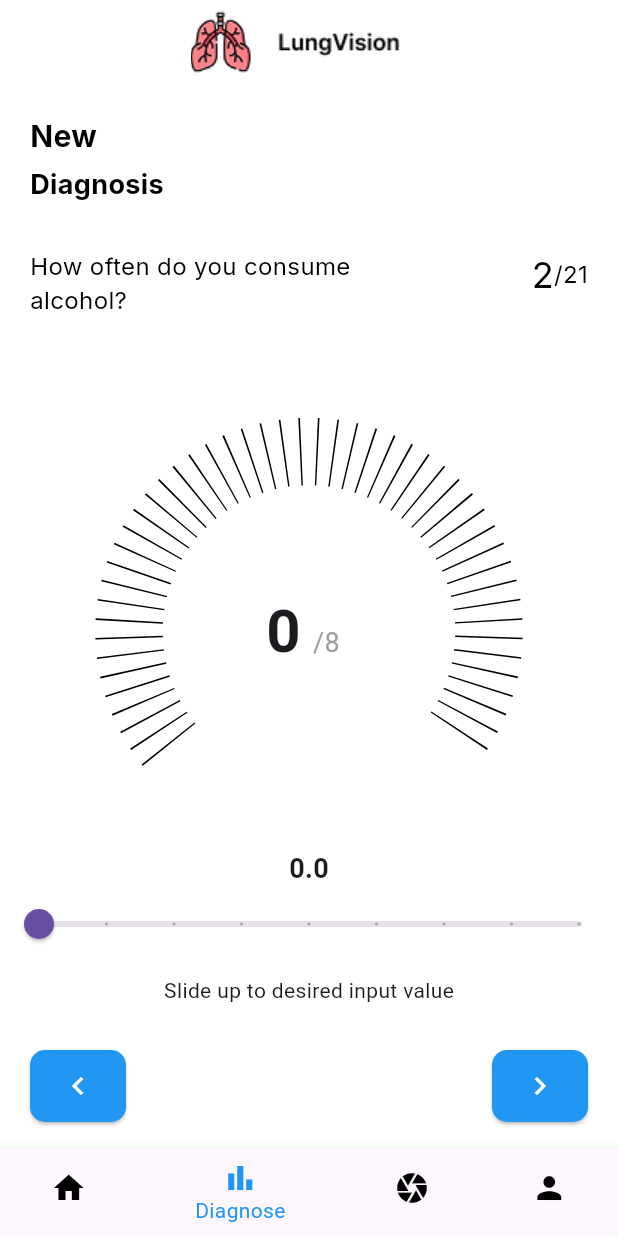
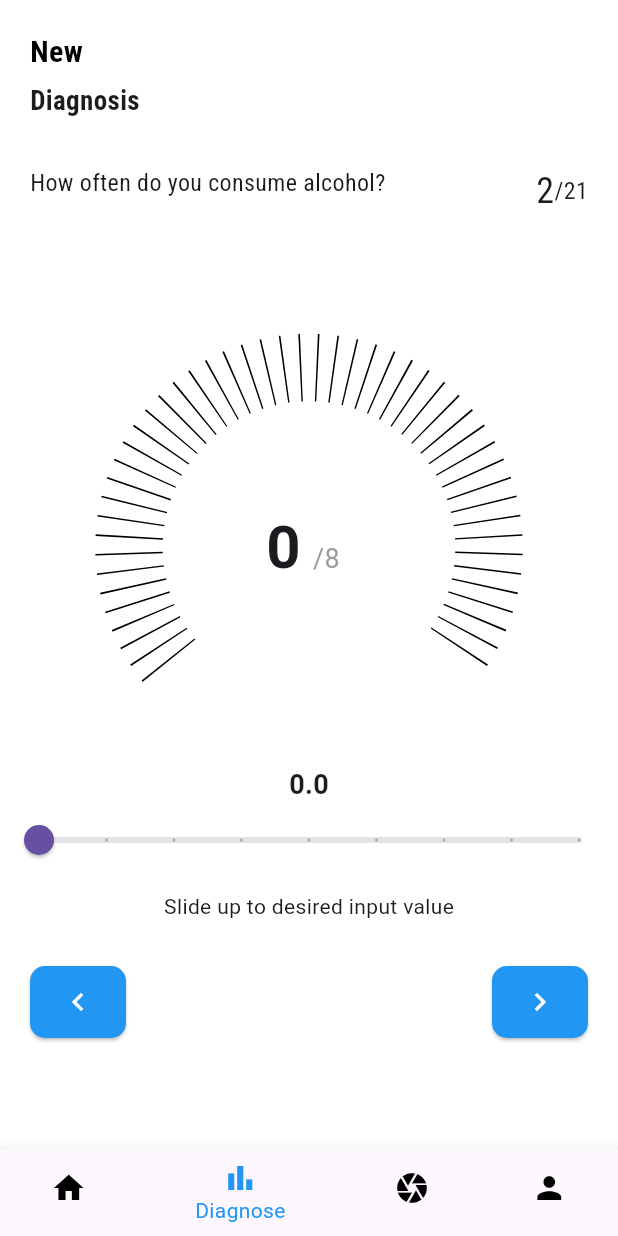
Before and after one commit to wilfredKisitu/Lung_vision_frontend, a Flutter app: the BottomNavBar screen opened by its route, item 2 of the bottom bar chosen, after a tap on the "chevron right" icon, on a phone screen of 412 x 824 dp. Run offline on Flutter 3.47's test engine with Material 3 defaults, Android fonts, the light colour scheme and no system bars; our stand-ins replace device_preview, flutter_easyloading, flutter_riverpod, go_router, google_fonts, shared_preferences; accounts and stored records are empty; network calls fail.

Commit message:
Changes to dashboard of application

```diff
--- a/lib/Themes/colors.dart
+++ b/lib/Themes/colors.dart
@@ -5,7 +5,9 @@ class AppColor {
   static final Color blackWithOpacity70 = Color(0xB3000000);
   static final Color primaryWhite = Color(0xFFFFFFFF);
   static final Color blueWithOpacity30 = Color(0x4D2196F3);
-  static final Color primaryOrange = Color(0xFFE16447);
+  static const  Color primaryOrange = Color(0xFFE16447);
   static final Color primaryBackground = Color(0xFFF8F8F8);
   static final Color blackWithOpacity50 = Color(0x80000000);
+  static final Color primaryGray = Color(0xFFF8F8F8);
+  static final Color primaryGreen = Color(0xFF51BB92);
 }
--- a/lib/Themes/text_styles.dart
+++ b/lib/Themes/text_styles.dart
@@ -3,96 +3,128 @@ import 'package:google_fonts/google_fonts.dart';
 import 'package:lungv_app/Themes/colors.dart';
 
 class AppTextStyles {
-  static final TextStyle heading1 = GoogleFonts.inter(
+  static final TextStyle heading1 = GoogleFonts.robotoCondensed(
+    fontSize: 27,
+    fontWeight: FontWeight.bold,
+  );
+  static final TextStyle heading2 = GoogleFonts.robotoCondensed(
+    fontSize: 15,
+  );
+  static final TextStyle normal14 = GoogleFonts.robotoCondensed(
+    fontSize: 17,
+    color: AppColor.primaryBlack
+  );
+  static final TextStyle normal16 = GoogleFonts.robotoCondensed(
+    fontSize: 15,
+    color: AppColor.primaryBlack
+  );
+  static final TextStyle normal15 = GoogleFonts.robotoCondensed(
+    fontSize: 17,
+    color: AppColor.primaryWhite
+  );
+  static final TextStyle heading3 = GoogleFonts.robotoCondensed(
+    fontSize: 75,
+    fontWeight: FontWeight.bold,
+    color: AppColor.primaryOrange
+  );
+  static final TextStyle headingType2 = GoogleFonts.robotoCondensed(
+    fontSize: 40,
+    fontWeight: FontWeight.bold,
+    color: AppColor.primaryOrange
+  );
+  static final TextStyle heading8 = GoogleFonts.robotoCondensed(
+    fontSize: 35,
+    fontWeight: FontWeight.bold,
+  );
+  static final TextStyle normal1 = GoogleFonts.robotoCondensed(
+    fontSize: 15,
+    fontWeight: FontWeight.normal,
+    color: AppColor.blackWithOpacity70,
+  );
+  static final TextStyle normal2 = GoogleFonts.robotoCondensed(
+    fontSize: 14,
+    fontWeight: FontWeight.normal,
+  );
+  static final TextStyle normalType2 = GoogleFonts.robotoCondensed(
+    fontSize: 20,
+    fontWeight: FontWeight.normal,
+    color: AppColor.primaryBlack
+  );
+  static final TextStyle headingType1 = GoogleFonts.robotoCondensed(
+    fontSize: 24,
+    fontWeight: FontWeight.bold,
+    color: AppColor.primaryBlack
+  );
+
+  static final TextStyle normal3 = GoogleFonts.robotoCondensed(
+    fontSize: 15,
+    fontWeight: FontWeight.bold,
+    color: AppColor.blackWithOpacity70,
+  );
+  static final TextStyle normal4 = GoogleFonts.robotoCondensed(
+    fontSize: 18,
+    fontWeight: FontWeight.w600,
+  );
+  static final TextStyle normal5 = GoogleFonts.robotoCondensed(
+    fontSize: 16,
+    fontWeight: FontWeight.w600,
+  );
+  static final TextStyle heading4 = GoogleFonts.robotoCondensed(
+    fontSize: 24,
+    fontWeight: FontWeight.bold,
+
+  );
+  static final TextStyle heading5 = GoogleFonts.robotoCondensed(
+    fontSize: 24,
+    fontWeight: FontWeight.normal,
+  );
+  static final TextStyle heading6 = GoogleFonts.robotoCondensed(
     fontSize: 20,
     fontWeight: FontWeight.bold,
     color: AppColor.primaryBlack,
   );
-  static final TextStyle heading2 = GoogleFonts.inter(
+  static final TextStyle heading7 = GoogleFonts.robotoCondensed(
+    fontSize: 18,
+    fontWeight: FontWeight.bold,
+  );
+  static final TextStyle normal6 = GoogleFonts.robotoCondensed(
+    fontSize: 16,
+    fontWeight: FontWeight.normal,
+  );
+  static final TextStyle normal7 = GoogleFonts.robotoCondensed(
+    fontSize: 18,
+    fontWeight: FontWeight.w600,
+  );
+  static final TextStyle normal9 = GoogleFonts.robotoCondensed(
     fontSize: 13,
-    color: AppColor.primaryBlack,
-  );
-  static final TextStyle heading3 = GoogleFonts.inter(
-    fontSize: 50,
-    fontWeight: FontWeight.bold,
-    color: AppColor.primaryBlack,
-  );
-  static final TextStyle heading8 = GoogleFonts.inter(
-    fontSize: 35,
-    fontWeight: FontWeight.bold,
-    color: AppColor.primaryBlack,
-  );
-  static final TextStyle normal1 = GoogleFonts.inter(
-    fontSize: 15,
-    fontWeight: FontWeight.normal,
-    color: AppColor.blackWithOpacity70,
-  );
-  static final TextStyle normal2 = GoogleFonts.inter(
-    fontSize: 14,
-    fontWeight: FontWeight.normal,
+    fontWeight: FontWeight.w500,
     color: AppColor.primaryBlack,
   );
 
-  static final TextStyle normal3 = GoogleFonts.inter(
-    fontSize: 15,
-    fontWeight: FontWeight.bold,
-    color: AppColor.blackWithOpacity70,
-  );
-  static final TextStyle normal4 = GoogleFonts.inter(
-    fontSize: 18,
-    fontWeight: FontWeight.w600,
-    color: AppColor.primaryBlack,
-  );
-  static final TextStyle normal5 = GoogleFonts.inter(
-    fontSize: 16,
-    fontWeight: FontWeight.w600,
-    color: AppColor.primaryBlack,
-  );
-  static final TextStyle heading4 = GoogleFonts.inter(
-    fontSize: 24,
-    fontWeight: FontWeight.bold,
-    color: AppColor.primaryBlack,
-  );
-  static final TextStyle heading5 = GoogleFonts.inter(
-    fontSize: 24,
-    fontWeight: FontWeight.normal,
-    color: AppColor.primaryBlack,
-  );
-  static final TextStyle heading6 = GoogleFonts.inter(
-    fontSize: 20,
-    fontWeight: FontWeight.bold,
-    color: AppColor.primaryBlack,
-  );
-  static final TextStyle heading7 = GoogleFonts.inter(
-    fontSize: 18,
-    fontWeight: FontWeight.bold,
-    color: AppColor.primaryBlack,
-  );
-  static final TextStyle normal6 = GoogleFonts.inter(
-    fontSize: 16,
-    fontWeight: FontWeight.normal,
-    color: AppColor.primaryBlack,
-  );
-  static final TextStyle normal7 = GoogleFonts.inter(
-    fontSize: 18,
-    fontWeight: FontWeight.w600,
-    color: AppColor.primaryBlack,
-  );
-  static final TextStyle normal9 = GoogleFonts.inter(
-    fontSize: 12,
-    fontWeight: FontWeight.normal,
-    color: AppColor.primaryBlack,
-  );
-
-  static final TextStyle normal8 = GoogleFonts.inter(
+  static final TextStyle normal8 = GoogleFonts.robotoCondensed(
     fontSize: 13,
     fontWeight: FontWeight.normal,
     color: AppColor.primaryBlack,
   );
 
-  static final TextStyle btn1 = GoogleFonts.inter(
+  static final TextStyle btn1 = GoogleFonts.robotoCondensed(
     fontSize: 14,
     fontWeight: FontWeight.normal,
     color: AppColor.primaryWhite,
   );
+  static final TextStyle cardStyle = GoogleFonts.smoochSans(
+    fontSize: 32,
+    fontWeight: FontWeight.bold,
+    color: AppColor.primaryWhite,
+  );
+  static final TextStyle cardStyle2 = GoogleFonts.smoochSans(
+    fontSize: 18,
+    fontWeight: FontWeight.bold,
+    color: AppColor.primaryWhite,
+  );
+  static final TextStyle cardStyle3 = GoogleFonts.smoochSans(
+    fontSize: 40,
+    fontWeight: FontWeight.bold,
+    color: AppColor.primaryWhite,
+  );
 }
--- a/lib/common/count_with_unit.dart
+++ b/lib/common/count_with_unit.dart
@@ -16,7 +16,7 @@ class CountWithUnit extends StatelessWidget {
         Text('$count', style: AppTextStyles.heading3),
         Padding(
           padding: const EdgeInsets.all(5.0),
-          child: Text(unit, style: AppTextStyles.normal1),
+          child: Text(unit, style: AppTextStyles.normal14),
         ),
       ],
     );
--- a/lib/common/custom_textfield.dart
+++ b/lib/common/custom_textfield.dart
@@ -1,4 +1,5 @@
 import 'package:flutter/material.dart';
+import 'package:lungv_app/Themes/text_styles.dart';
 
 class CustomTextField extends StatelessWidget {
   final TextEditingController controller;
@@ -25,6 +26,7 @@ class CustomTextField extends StatelessWidget {
         obscureText: obscureText,
         keyboardType: keyboardType,
         decoration: InputDecoration(
+          hintStyle: AppTextStyles.normal14,
           hintText: hintText,
           border: OutlineInputBorder(borderRadius: BorderRadius.circular(10)),
           prefixIcon: prefixIcon != null ? Icon(prefixIcon) : null,
--- a/lib/common/infor_card.dart
+++ b/lib/common/infor_card.dart
@@ -1,8 +1,10 @@
 import 'package:flutter/material.dart';
 import 'package:lungv_app/Themes/colors.dart';
+import 'package:lungv_app/Themes/text_styles.dart';
 
 class InfoCard extends StatelessWidget {
   final String imagePath; // Prefix image
+  final String backgroundImagePath; // Background image
   final String title;
   final String unit;
   final int count;
@@ -10,6 +12,7 @@ class InfoCard extends StatelessWidget {
   const InfoCard({
     super.key,
     required this.imagePath,
+    required this.backgroundImagePath, // Background image required
     required this.title,
     required this.count,
     required this.unit,
@@ -17,58 +20,73 @@ class InfoCard extends StatelessWidget {
 
   @override
   Widget build(BuildContext context) {
-    double maxWidth =
-        MediaQuery.of(context).size.width * 0.42; // Reduced width to 35%
-
     return Container(
-      width: maxWidth.clamp(120, 180), // Ensure a reasonable min & max width
+      width: 270, // Ensure a reasonable min & max width
+      height: 170,
       padding: const EdgeInsets.all(12), // Padding inside the card
       decoration: BoxDecoration(
         border: Border.all(
           color: AppColor.blackWithOpacity70,
           width: 0.5,
         ), // Border
-        borderRadius: BorderRadius.circular(20), // Rounded corners
+        borderRadius: BorderRadius.circular(15), // Rounded corners
+        image: DecorationImage(
+          image: AssetImage(backgroundImagePath), // Background image
+          fit: BoxFit.cover, // Adjusts image to cover the card
+        ),
       ),
       child: Column(
         crossAxisAlignment: CrossAxisAlignment.start,
         children: [
-          // Row for Image & Title
           Row(
             children: [
-              Image.asset(imagePath, width: 28, height: 28), // Prefix Image
-              const SizedBox(width: 8), // Spacing between image and title
+
+              const SizedBox(width: 8),
               Expanded(
                 child: Text(
                   title,
-                  style: const TextStyle(
-                    fontSize: 14,
-                    fontWeight: FontWeight.bold,
+                  style: AppTextStyles.cardStyle,
+                  overflow: TextOverflow.ellipsis, // Prevent text overflow
+                ),
+              ),
+              Spacer(),
+              Container(
+                decoration: BoxDecoration(
+                  shape: BoxShape.circle,
+                  color: Colors.white, // White background
+                ),
+                padding: const EdgeInsets.all(4), // Optional padding for spacing
+                child: ClipOval(
+                  child: Image.asset(
+                    imagePath,
+                    width: 28,
+                    height: 28,
+                    fit: BoxFit.cover, // Ensures the image fills the circular shape
                   ),
-                  overflow: TextOverflow.ellipsis, // Prevent text overflow
                 ),
               ),
             ],
           ),
 
-          const SizedBox(height: 10), // Spacing before count
+          const SizedBox(height: 10),
           // Row for Count & Unit
-          Row(
-            crossAxisAlignment: CrossAxisAlignment.end, // Align unit to bottom
+          Column(
+            crossAxisAlignment: CrossAxisAlignment.start,
+            mainAxisAlignment: MainAxisAlignment.start, // Align unit to bottom
             children: [
-              Text(
-                '$count', // Large count
-                style: const TextStyle(
-                  fontSize: 26,
-                  fontWeight: FontWeight.bold,
+              Padding(
+                padding: const EdgeInsets.symmetric(horizontal: 10.0),
+                child: Text(
+                  '$count',
+                  style: AppTextStyles.cardStyle3,
                 ),
               ),
-              const SizedBox(width: 4), // Spacing between count and unit
-              Text(
-                unit, // Smaller unit
-                style: const TextStyle(
-                  fontSize: 12,
-                  fontWeight: FontWeight.normal,
+              const SizedBox(width: 4),
+              Padding(
+                padding: const EdgeInsets.symmetric(horizontal: 10.0),
+                child: Text(
+                  unit,
+                  style: AppTextStyles.cardStyle2,
                 ),
               ),
             ],
--- a/lib/modules/Home/home_screen.dart
+++ b/lib/modules/Home/home_screen.dart
@@ -5,7 +5,7 @@ import 'package:intl/intl.dart';
 import 'package:lungv_app/Themes/text_styles.dart';
 import 'package:lungv_app/common/count_with_unit.dart';
 import 'package:lungv_app/common/infor_card.dart';
-import 'package:lungv_app/common/notification_card.dart';
+import 'package:lungv_app/common/profile_card_w.dart';
 import 'package:lungv_app/common/symptom_graph.dart';
 import 'package:lungv_app/providers/Diagnosis/diagnosis_provider.dart';
 
@@ -29,6 +29,7 @@ class HomeScreen extends ConsumerWidget {
             children: [
               Row(
                 children: [
+                  SizedBox(height: 20,),
                   Padding(
                     padding: const EdgeInsets.all(20.0),
                     child: diagnosisState.when(
@@ -47,6 +48,7 @@ class HomeScreen extends ConsumerWidget {
                           child: Column(
                             crossAxisAlignment: CrossAxisAlignment.start,
                             children: [
+                              SizedBox(height: 20,),
                               if (latestDiagnosis != null) ...[
                                 CountWithUnit(
                                   count: diagnosis.length,
@@ -57,6 +59,7 @@ class HomeScreen extends ConsumerWidget {
                                   padding: const EdgeInsets.fromLTRB(0, 5, 0, 0),
                                   child: Text(
                                     _formatDate(latestDiagnosis.createdAt.toString()),
+                                    style: AppTextStyles.normal14,
                                   ),
                                 ),
                               ] else ...[
@@ -78,18 +81,21 @@ class HomeScreen extends ConsumerWidget {
                   // image
                   Padding(
                     padding: const EdgeInsets.symmetric(
-                      horizontal: 20,
+                      horizontal: 10,
                       vertical: 20,
                     ),
-                    child: Image.asset('assets/images/diagnose.png'),
+                    child: Image.asset('assets/images/diagnose.png', height: 120,),
                   ),
                 ],
               ),
               // Diagnosis summary
+              SizedBox(height: 20,),
               Padding(
                 padding: const EdgeInsets.symmetric(horizontal: 20, vertical: 5),
-                child: Text('Diagnosis Summary', style: AppTextStyles.normal2),
+                child: Text('Diagnosis Summary', style: AppTextStyles.headingType1),
               ),
+              SizedBox(height: 15,),
+              // statistic cards
               SingleChildScrollView(
                 scrollDirection: Axis.horizontal,
                 child: Padding(
@@ -104,28 +110,31 @@ class HomeScreen extends ConsumerWidget {
                             Padding(
                               padding: const EdgeInsets.all(8.0),
                               child: InfoCard(
-                                imagePath: 'assets/images/low.png',
-                                title: 'Low Risk',
+                                imagePath: 'assets/images/low_icon.png',
+                                title: 'LOW',
                                 count: predictionCounts.low,
-                                unit: 'cases',
+                                unit: 'Recorded Low Cases',
+                                backgroundImagePath: 'assets/images/Low_gradient.png',
                               ),
                             ),
                             Padding(
                               padding: const EdgeInsets.all(8.0),
                               child: InfoCard(
-                                imagePath: 'assets/images/meduim.png',
-                                title: 'Meduim',
+                                imagePath: 'assets/images/meduim_icon.png',
+                                title: 'MEDIUM',
                                 count: predictionCounts.medium,
-                                unit: 'cases',
+                                unit: 'Recorded Meduim Cases',
+                                backgroundImagePath: 'assets/images/Low_gradient.png',
                               ),
                             ),
                             Padding(
                                 padding: const EdgeInsets.all(8.0),
                                 child: InfoCard(
-                                  imagePath: 'assets/images/high.png',
-                                  title: 'High',
+                                  imagePath: 'assets/images/high_icon.png',
+                                  title: 'HIGH',
                                   count: predictionCounts.high,
-                                  unit: 'cases',
+                                  unit: 'Recorded High Cases',
+                                  backgroundImagePath: 'assets/images/high_gradient.png',
                                 ),
                               ),
                           ],
@@ -136,14 +145,15 @@ class HomeScreen extends ConsumerWidget {
                 ),
               ),
               // Latest Diagnosis
+              SizedBox(height: 20,),
               Padding(
                 padding: const EdgeInsets.symmetric(horizontal: 20, vertical: 5),
-                child: Text('Latest Diagnosis', style: AppTextStyles.normal2),
+                child: Text('Latest Diagnosis', style: AppTextStyles.headingType1),
               ),
               Row(
                 children: [
                   Padding(
-                    padding: const EdgeInsets.all(20.0),
+                    padding: const EdgeInsets.symmetric(horizontal: 20, vertical: 10),
                     child: SizedBox(
                       child: Column(
                         crossAxisAlignment: CrossAxisAlignment.start,
@@ -157,19 +167,20 @@ class HomeScreen extends ConsumerWidget {
                   // image
                   Padding(
                     padding: const EdgeInsets.symmetric(
-                      horizontal: 20,
+                      horizontal: 5,
                       vertical: 20,
                     ),
-                    child: Image.asset('assets/images/recent.png'),
+                    child: Image.asset('assets/images/recent.png', height: 100,),
                   ),
                 ],
               ),
               // Top 5 symptoms
               Padding(
-                padding: const EdgeInsets.symmetric(horizontal: 20, vertical: 15),
-                child: Text('Top 5 symptoms', style: AppTextStyles.normal2),
+                padding: const EdgeInsets.symmetric(horizontal: 20, vertical: 5),
+                child: Text('Top 5 symptoms', style: AppTextStyles.normalType2),
               ),
               // Graph plots
+              SizedBox(height: 30,),
               Center(
                 child: diagnosisState.when(data: (diagnosis) {
                   if(diagnosis.isEmpty){
@@ -191,11 +202,11 @@ class HomeScreen extends ConsumerWidget {
                 error: (err, __) => Center(child: Text('Error loading symptoms...')),
                 loading: () => Center(child: CircularProgressIndicator())),
               ),
-
+              SizedBox(height: 20,),
               // History
               Padding(
                 padding: const EdgeInsets.symmetric(horizontal: 20, vertical: 25),
-                child: Text('History', style: AppTextStyles.normal2),
+                child: Text('History', style: AppTextStyles.headingType1),
               ),
               // History cards
               LayoutBuilder(
@@ -213,13 +224,15 @@ class HomeScreen extends ConsumerWidget {
                       physics: BouncingScrollPhysics(),
                       itemBuilder: (context, index) {
                         final notification = notifications[index];
-                        return NotificationCard(
+                        return ProfileCardW(
                           prefixIcon: getRiskIcon(notification['prediction']),
                           title: notification['date'],
-                          risk: getRiskText(notification['prediction']),
-                          unit: 'Risk',
-                          onTap: () {context.push('/details/${notification['id']}');},
-                        );
+                          subtitle: getRiskText(notification['prediction']),
+                          onTap: () {
+                            context.push('/details/${notification['id']}');
+                          },
+                          trailingIcon: Icons.chevron_right
+                          );
                       },
                     ),
                   );
@@ -251,10 +264,10 @@ Widget _risk(String risk, String unit){
       mainAxisAlignment: MainAxisAlignment.start,
       crossAxisAlignment: CrossAxisAlignment.end,
       children: [
-        Text(risk.toUpperCase(), style: AppTextStyles.heading8),
+        Text(risk.toUpperCase(), style: AppTextStyles.headingType2),
         Padding(
           padding: const EdgeInsets.all(5.0),
-          child: Text(unit, style: AppTextStyles.normal1),
+          child: Text(unit, style: AppTextStyles.normal14),
         ),
       ],
     );
@@ -278,12 +291,12 @@ String getRiskText(int prediction) {
 String getRiskIcon(int prediction) {
   switch (prediction) {
     case 0:
-      return 'assets/images/low.png';
+      return 'assets/images/low_icon.png';
     case 1:
-      return 'assets/images/meduim.png';
+      return 'assets/images/meduim_icon.png';
     case 2:
-      return 'assets/images/high.png';
+      return 'assets/images/high_icon.png';
     default:
-      return 'assets/images/low.png'; // Default icon
+      return 'assets/images/low_icon.png'; // Default icon
   }
 }
--- a/lib/modules/Main/navigation.dart
+++ b/lib/modules/Main/navigation.dart
@@ -31,11 +31,11 @@ class BottomNavBarState extends State<BottomNavBar> {
   @override
   Widget build(BuildContext context) {
     return Scaffold(
-      appBar: AppBar(
-        title: Image.asset('assets/images/logo_small.png'),
-        centerTitle: true,
-        backgroundColor: AppColor.primaryWhite,
-      ),
+      // appBar: AppBar(
+      //   title: Image.asset('assets/images/logo_small.png'),
+      //   centerTitle: true,
+      //   backgroundColor: AppColor.primaryWhite,
+      // ),
       backgroundColor: AppColor.primaryWhite,
       body: _pages[_selectedIndex],
       bottomNavigationBar: BottomNavigationBar(
--- a/pubspec.yaml
+++ b/pubspec.yaml
@@ -74,6 +74,11 @@ flutter:
     - assets/images/meduim.png
     - assets/images/high.png
     - assets/images/recent.png
+    - assets/images/high_gradient.png
+    - assets/images/Low_gradient.png
+    - assets/images/low_icon.png
+    - assets/images/meduim_icon.png
+    - assets/images/high_icon.png
 
   # An image asset can refer to one or more resolution-specific "variants", see
   # https://flutter.dev/to/resolution-aware-images
```
Also changed, not shown: lib/common/custom_button.dart (+4 -6 lines), lib/common/profile_card_w.dart (+15 -10 lines), lib/common/symptom_graph.dart (+30 -17 lines), lib/modules/Auth/auth.dart (+22 -12 lines), assets/images/Low_gradient.png (added), assets/images/high_gradient.png (added), assets/images/high_icon.png (added), assets/images/low_icon.png (added), assets/images/meduim_icon.png (added).
